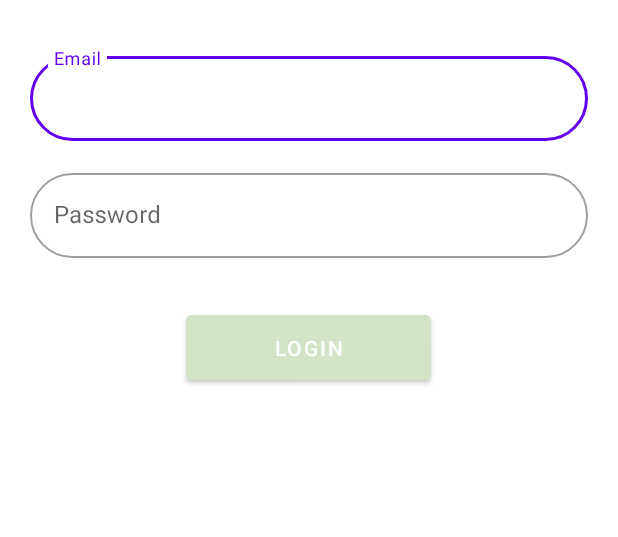
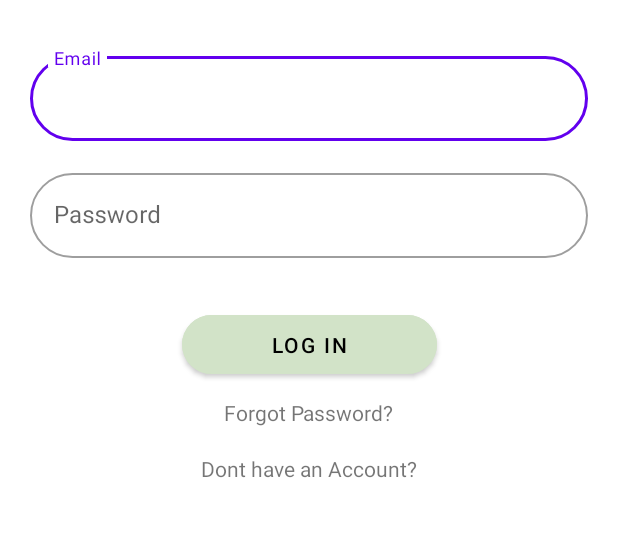
Before and after one commit to luminous42/AMD_App, an Android app: the screen it shows after launch (LoginActivity), on a phone screen of 412 x 824 dp, the part 590-1127 px from its top. Run offline under Robolectric (Android 15) with nearby library versions, the phone set to English and light mode, and no system bars; Roboto replaces fonts that are not available here.

Commit message:
updating login and editing dashboard

```diff
--- a/app/src/main/res/layout/activity_login.xml
+++ b/app/src/main/res/layout/activity_login.xml
@@ -57,35 +57,60 @@
 
     <com.google.android.material.textfield.TextInputLayout
         android:id="@+id/til_password"
+        style="@style/Widget.MaterialComponents.TextInputLayout.OutlinedBox"
         android:layout_width="match_parent"
         android:layout_height="wrap_content"
+        android:layout_marginTop="16dp"
         android:hint="Password"
-        style="@style/Widget.MaterialComponents.TextInputLayout.OutlinedBox"
+        app:boxBackgroundMode="outline"
+        app:boxCornerRadiusBottomEnd="30dp"
+        app:boxCornerRadiusBottomStart="30dp"
+        app:boxCornerRadiusTopEnd="30dp"
+        app:boxCornerRadiusTopStart="30dp"
         app:layout_constraintTop_toBottomOf="@+id/til_email"
-        android:layout_marginTop="16dp"
-        app:boxCornerRadiusTopEnd="30dp"
-        app:boxCornerRadiusBottomEnd="30dp"
-        app:boxCornerRadiusTopStart="30dp"
-        app:boxCornerRadiusBottomStart="30dp">
+        >
 
         <com.google.android.material.textfield.TextInputEditText
             android:id="@+id/tie_password"
             android:layout_width="match_parent"
             android:layout_height="wrap_content"
-            android:inputType="textPassword"
-            />
+            android:inputType="textPassword" />
 
     </com.google.android.material.textfield.TextInputLayout>
 
     <Button
         android:id="@+id/btn_login"
-        android:layout_width="163dp"
-        android:layout_height="55dp"
-        android:layout_marginStart="104dp"
+        android:textColor="@color/black"
+        android:layout_width="wrap_content"
+        android:layout_height="wrap_content"
         android:layout_marginTop="32dp"
         android:backgroundTint="#d2e3c8"
-        android:text="Login"
+        android:text="Log In"
+        android:paddingHorizontal="60dp"
+        android:paddingVertical="10dp"
+        app:cornerRadius="30dp"
+        app:layout_constraintEnd_toEndOf="parent"
         app:layout_constraintStart_toStartOf="parent"
         app:layout_constraintTop_toBottomOf="@id/til_password" />
 
+    <TextView
+        android:id="@+id/tv_forgotpassword"
+        android:layout_width="wrap_content"
+        android:layout_height="wrap_content"
+        android:text="Forgot Password?"
+        app:layout_constraintTop_toBottomOf="@id/btn_login"
+        android:layout_marginTop="10dp"
+        app:layout_constraintStart_toStartOf="parent"
+        app:layout_constraintEnd_toEndOf="parent"/>
+
+    <TextView
+        android:id="@+id/tv_signup"
+        android:layout_width="wrap_content"
+        android:layout_height="wrap_content"
+        android:text="Dont have an Account?"
+        app:layout_constraintTop_toBottomOf="@id/tv_forgotpassword"
+        android:layout_marginTop="18dp"
+        app:layout_constraintStart_toStartOf="parent"
+        app:layout_constraintEnd_toEndOf="parent"/>
+
 </androidx.constraintlayout.widget.ConstraintLayout>
--- a/app/src/main/res/layout/activity_splash.xml
+++ b/app/src/main/res/layout/activity_splash.xml
@@ -37,6 +37,8 @@
         android:text="Get Everything Your Baby Needs"
         app:layout_constraintTop_toBottomOf="@id/tv_app_name"
         app:layout_constraintEnd_toEndOf="parent"
-        app:layout_constraintStart_toStartOf="parent"/>
+        app:layout_constraintStart_toStartOf="parent"
+        android:textStyle="italic"
+        />
 
 </androidx.constraintlayout.widget.ConstraintLayout>
```
Also changed, not shown: app/src/main/java/np/com/luminoussuwal/babybuy/AppConstants.kt (added, +8 -0 lines), app/src/main/java/np/com/luminoussuwal/babybuy/DataClass.kt (added, +10 -0 lines), app/src/main/java/np/com/luminoussuwal/babybuy/LoginActivity.kt (+63 -0 lines), app/src/main/res/drawable/home.xml (added, +10 -0 lines), app/src/main/res/drawable/user.xml (added, +14 -0 lines), app/src/main/res/layout/activity_dashboard.xml (+8 -7 lines), app/src/main/res/menu/bottom_navigation_menu.xml (+9 -3 lines).
